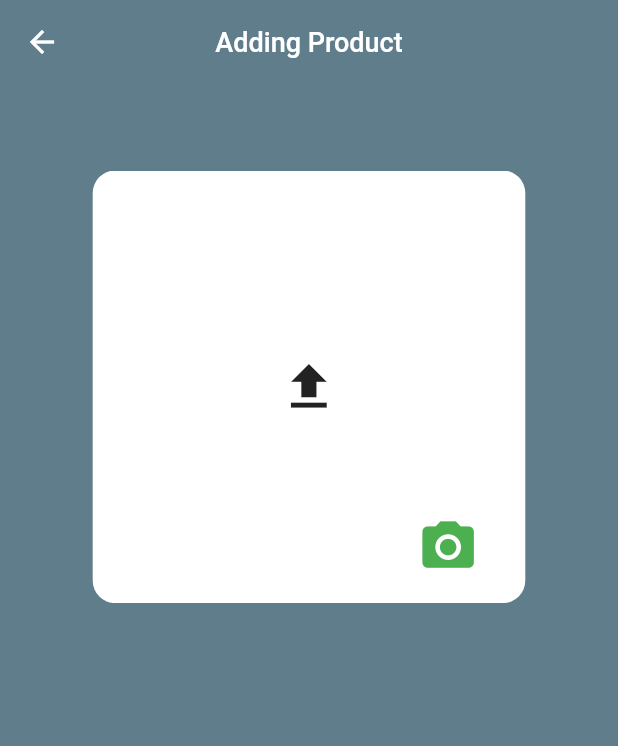
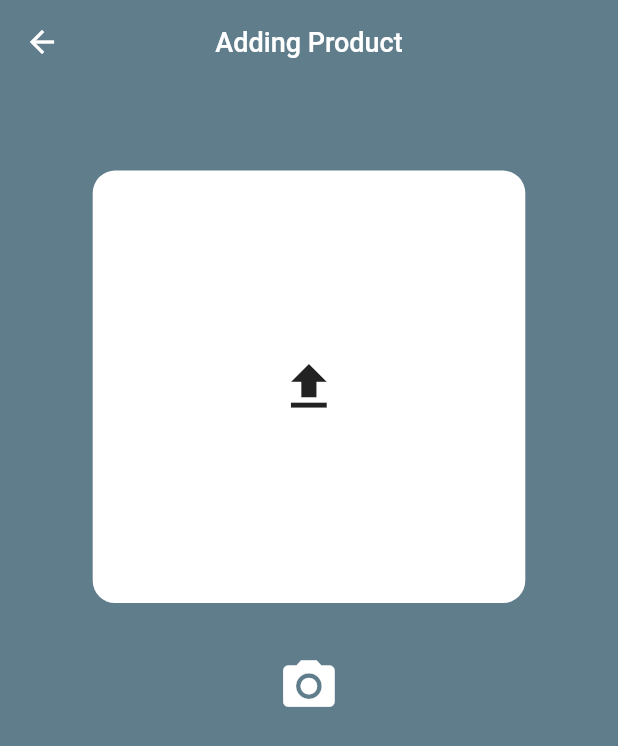
Before and after one commit to Shehab-adel/admin_rebuy_app, a Flutter app: the AddProductScreen screen opened by its route, after a tap on the "upload" icon, on a phone screen of 412 x 824 dp. Shown: the top 746 px of the screen. Run offline on Flutter 3.47's test engine with Material 3 defaults, Android fonts, the phone set to English and light mode, and no system bars; our stand-ins replace flutter_bloc, image_picker, sizer.

Commit message:
Done upload image by camera

```diff
--- a/lib/main_screen/add_product/widgets/image_upload_widget.dart
+++ b/lib/main_screen/add_product/widgets/image_upload_widget.dart
@@ -15,15 +15,15 @@ class ImageUploadWidget extends StatelessWidget {
     AddProductCubit addProductCubit = AddProductCubit.get(context);
     return BlocBuilder<AddProductCubit, AddProductState>(
         builder: (context, state) {
-      return Stack(
-        fit: StackFit.passthrough,
+      return Column(
         children: [
           GestureDetector(
             onTap: () {
-              addProductCubit.pickImage();
+              addProductCubit.pickGallaryImage();
             },
             child: Container(
                 height: 35.h,
+                width: 70.w,
                 margin: EdgeInsets.symmetric(horizontal: 15.w),
                 decoration: AppDecoration.outlineWhite,
                 child: addProductCubit.file == null
@@ -36,17 +36,17 @@ class ImageUploadWidget extends StatelessWidget {
                         fit: BoxFit.fill,
                       )),
           ),
-          Positioned(
-              top: 24.h,
-              left: 60.w,
-              child: SizedBox(
-                width: 25.w,
-                height: 13.h,
-                child: Icon(
-                  Icons.camera_alt,
-                  color: CustomColor.green,
-                  size: 30.sp,
-                ),
+          const SizedBox(
+            height: 27,
+          ),
+          IconButton(
+              onPressed: () {
+                addProductCubit.pickCameraImage();
+              },
+              icon: Icon(
+                Icons.camera_alt,
+                color: CustomColor.whitecolor,
+                size: 30.sp,
               ))
         ],
       );
```
Also changed, not shown: lib/main_screen/add_product/cubit/add_product_cubit.dart (+12 -1 lines).
